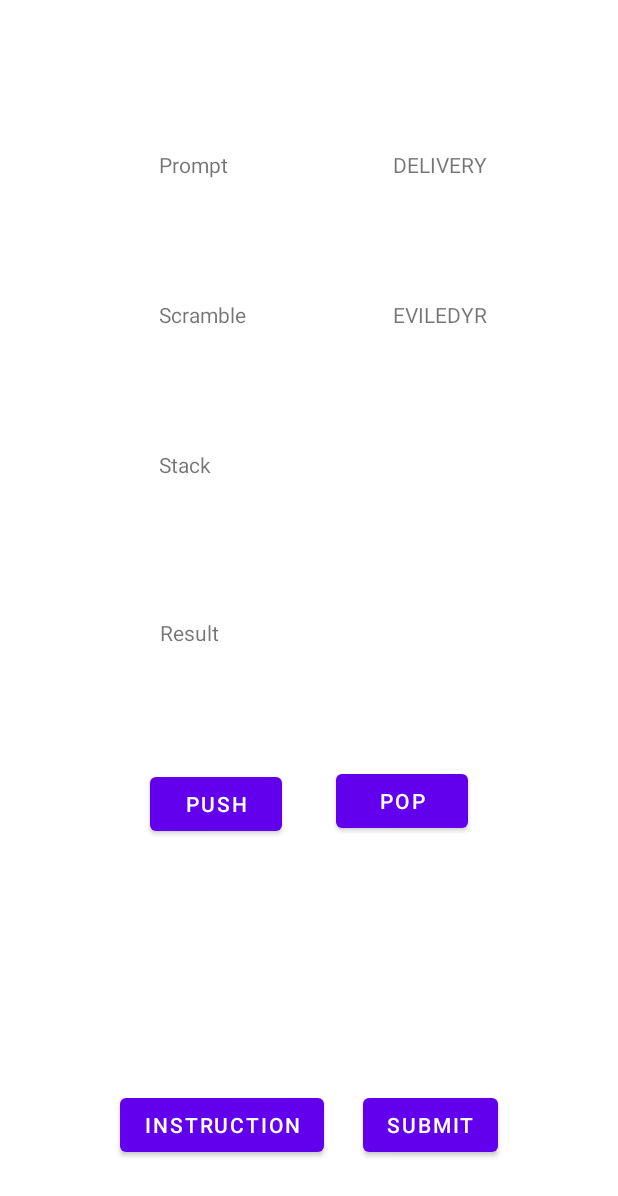
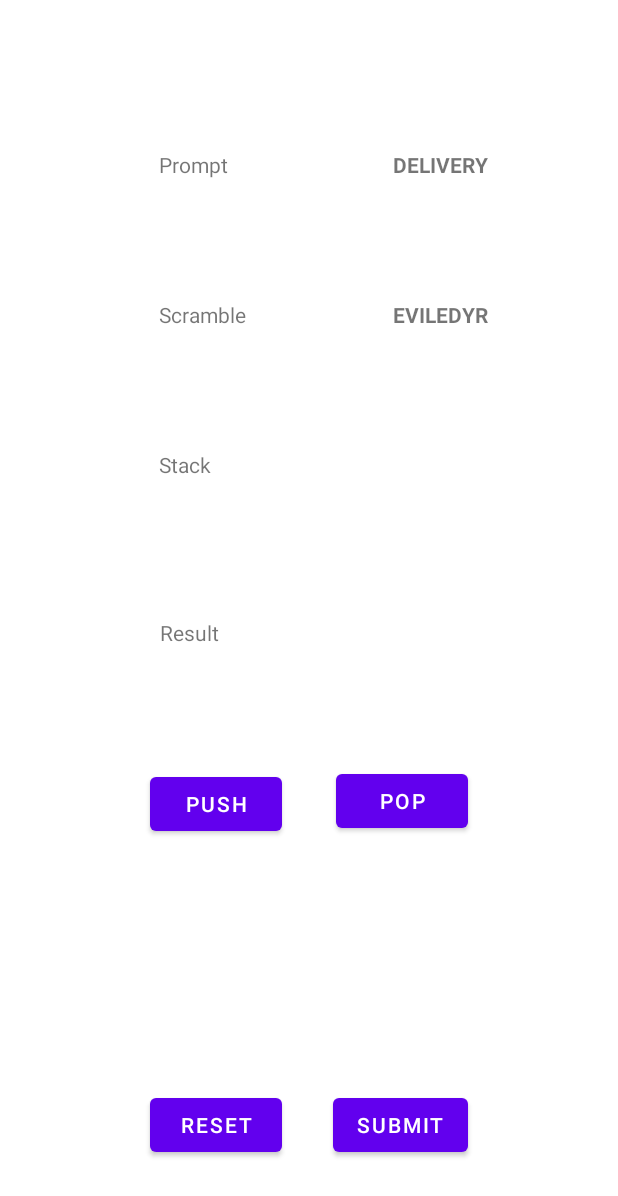
Before and after one commit to minh-tran6/AlgoGame, an Android app: the Stack_Game screen opened directly, with no data from a screen before it, on a phone screen of 412 x 824 dp. Shown: the top 1196 px of the screen. Run offline under Robolectric (Android 15) with nearby library versions, the phone set to English and light mode, and no system bars.

Commit message:
Stack Push Pop

```diff
--- a/app/src/main/java/com/example/algogame/Stack_Game.java
+++ b/app/src/main/java/com/example/algogame/Stack_Game.java
@@ -21,6 +21,7 @@ public class Stack_Game extends MainActivity {
 
     Button push_button;
     Button pop_button;
+    Button submitStack_button;
 
     @Override
     protected void onCreate(Bundle savedInstanceState) {
@@ -41,6 +42,7 @@ public class Stack_Game extends MainActivity {
 
         push_button = findViewById(R.id.push_button);
         pop_button = findViewById(R.id.pop_button);
+        submitStack_button = findViewById(R.id.submitStack_button);
 
         //Generating Prompt
         String bufferPrompt = "BIKECYCLE";
@@ -69,6 +71,13 @@ public class Stack_Game extends MainActivity {
             }
         });
 
+        submitStack_button.setOnClickListener(new View.OnClickListener() {
+            @Override
+            public void onClick(View v) {
+
+            }
+        });
+
     }
 
 
--- a/app/src/main/res/layout/activity_stack__game.xml
+++ b/app/src/main/res/layout/activity_stack__game.xml
@@ -14,6 +14,8 @@
         android:layout_marginEnd="50dp"
         android:layout_marginRight="50dp"
         android:text="BIKECYCLE"
+        android:textSize="14sp"
+        android:textStyle="bold"
         app:layout_constraintEnd_toEndOf="parent"
         app:layout_constraintTop_toTopOf="parent" />
 
@@ -100,6 +102,7 @@
         android:layout_marginEnd="50dp"
         android:layout_marginRight="50dp"
         android:text="EBKIYCELC"
+        android:textStyle="bold"
         app:layout_constraintBottom_toTopOf="@+id/stackText"
         app:layout_constraintEnd_toEndOf="parent"
         app:layout_constraintTop_toBottomOf="@+id/promptText"
@@ -128,13 +131,13 @@
         app:layout_constraintTop_toBottomOf="@+id/resultText" />
 
     <Button
-        android:id="@+id/instructionStack_button"
+        android:id="@+id/reset_button"
         android:layout_width="wrap_content"
         android:layout_height="wrap_content"
-        android:layout_marginStart="80dp"
-        android:layout_marginLeft="80dp"
+        android:layout_marginStart="100dp"
+        android:layout_marginLeft="100dp"
         android:layout_marginBottom="50dp"
-        android:text="INSTRUCTION"
+        android:text="RESET"
         app:layout_constraintBottom_toBottomOf="parent"
         app:layout_constraintStart_toStartOf="parent" />
 
@@ -142,8 +145,8 @@
         android:id="@+id/submitStack_button"
         android:layout_width="wrap_content"
         android:layout_height="wrap_content"
-        android:layout_marginEnd="80dp"
-        android:layout_marginRight="80dp"
+        android:layout_marginEnd="100dp"
+        android:layout_marginRight="100dp"
         android:layout_marginBottom="50dp"
         android:text="SUBMIT"
         app:layout_constraintBottom_toBottomOf="parent"
```
